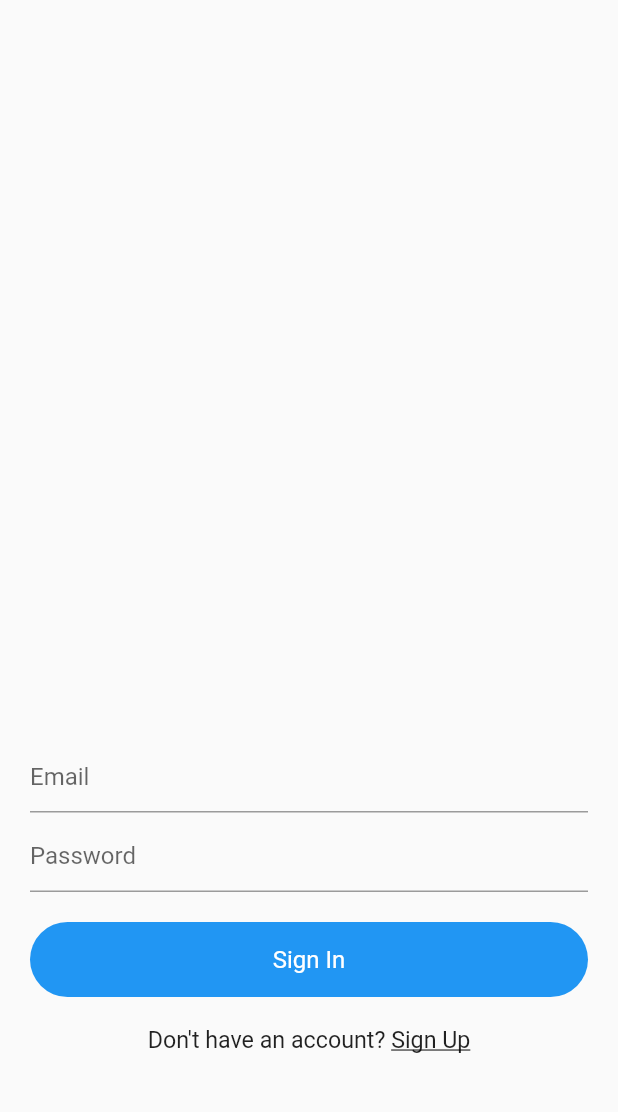
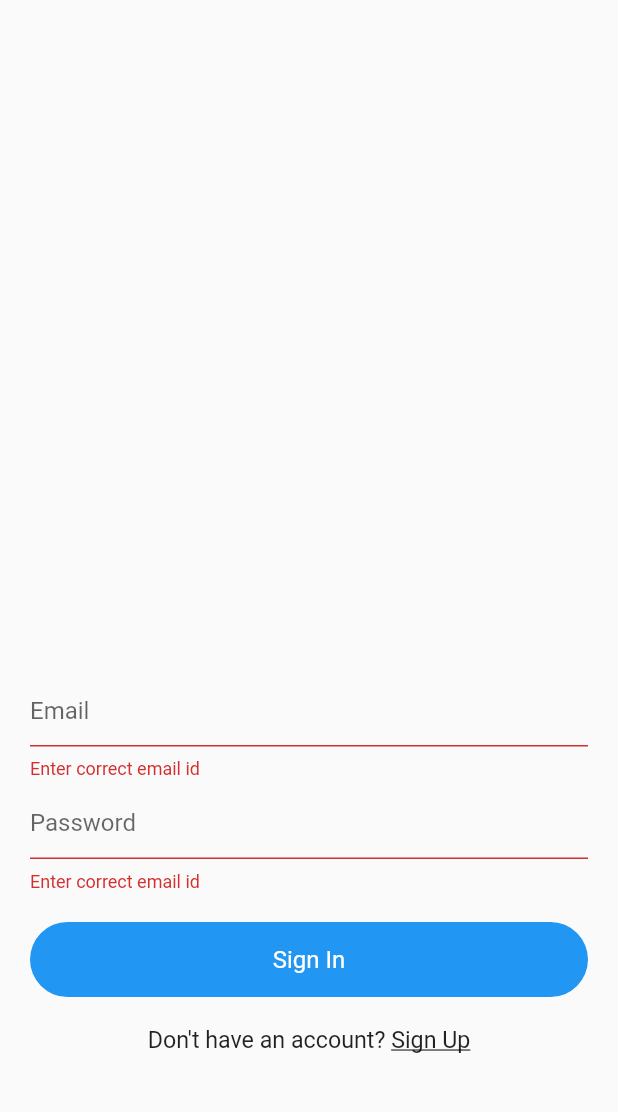
Before and after one commit to AkshatGoyal1018/Flutter_QuizMaker, a Flutter app: the SignIn screen opened directly, after a tap on "Sign In", on a phone screen of 412 x 824 dp, the part 62-1174 px from its top. Run offline on Flutter 3.47's test engine with Material 2 defaults, Android fonts, the phone set to English and light mode, and no system bars; our stand-ins replace firebase_auth; accounts and stored records are empty.

Commit message:
Gesture Detector

```diff
--- a/lib/services/auth.dart
+++ b/lib/services/auth.dart
@@ -1,5 +1,4 @@
 import 'package:firebase_auth/firebase_auth.dart';
-import 'package:flutter/material.dart';
 import 'package:quizmaker/Model/user.dart';
 
 class AuthService {
--- a/lib/views/signin.dart
+++ b/lib/views/signin.dart
@@ -1,7 +1,10 @@
 import 'package:flutter/cupertino.dart';
 import 'package:flutter/material.dart';
+import 'package:quizmaker/services/auth.dart';
 import 'package:quizmaker/views/signup.dart';
 import 'package:quizmaker/widgets/widgets.dart';
+
+import 'home.dart';
 class SignIn extends StatefulWidget {
   const SignIn({Key key}) : super(key: key);
 
@@ -10,8 +13,28 @@ class SignIn extends StatefulWidget {
 }
 
 class _SignInState extends State<SignIn> {
+
   final _formKey = GlobalKey<FormState>();
   String email,password;
+
+  AuthService authService = new AuthService();
+  bool isLoading = false;
+
+  signIn() async{
+    if(_formKey.currentState.validate()){
+      setState(() {
+        isLoading = true;
+      });
+      await authService.signInEmailAndPass(email, password);
+      setState(() {
+        isLoading = false;
+      });
+      Navigator.pushReplacement(context, MaterialPageRoute(
+          builder: (context) => home()
+      ));
+    }
+  }
+
   @override
   Widget build(BuildContext context) {
     return Scaffold(
@@ -22,7 +45,11 @@ class _SignInState extends State<SignIn> {
         elevation: 0.0,
         brightness: Brightness.light,
       ),
-      body: Form(
+      body: isLoading ? Container(
+        child: Center(
+          child: CircularProgressIndicator(),
+        ),
+      ) : Form(
         key: _formKey,
         child: Container(
           margin: EdgeInsets.symmetric(horizontal: 20),
@@ -55,7 +82,9 @@ class _SignInState extends State<SignIn> {
               SizedBox(height: 20,),
 
               GestureDetector(
-                onTap: (){},
+                onTap: (){
+                  signIn();
+                },
                 child: Container(
                   height: 50,
                   decoration: BoxDecoration(
```
Also changed, not shown: lib/views/home.dart (+15 -0 lines).
